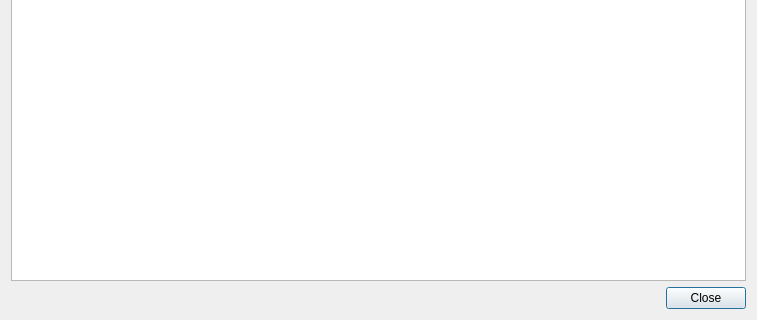
Before: the Qt Designer form src/ui/license.ui in baduhai/Koi, drawn with Qt 5; both pictures show x 0 to 757 and y 224 to 544 of the 757 by 544 pixel window.
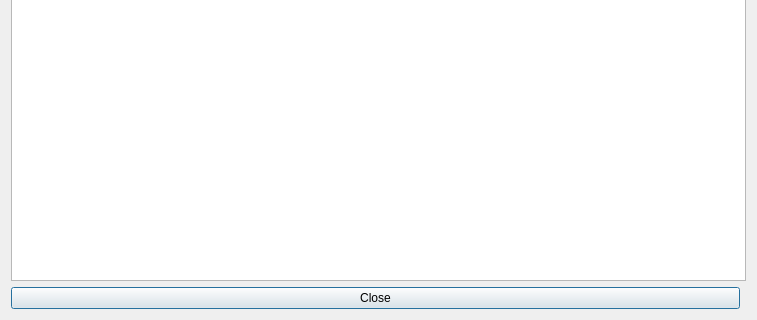
After: the same form once the commit is applied. Icons and pictures are not drawn.

The edit to the form file:
```diff
--- a/src/ui/license.ui
+++ b/src/ui/license.ui
@@ -22,25 +22,24 @@
     </widget>
    </item>
    <item row="1" column="0">
-    <spacer name="horizontalSpacer">
-     <property name="orientation">
-      <enum>Qt::Orientation::Horizontal</enum>
-     </property>
-     <property name="sizeHint" stdset="0">
-      <size>
-       <width>445</width>
-       <height>20</height>
-      </size>
-     </property>
-    </spacer>
-   </item>
-   <item row="1" column="1">
     <widget class="QPushButton" name="closeBtn">
+     <property name="sizePolicy">
+      <sizepolicy hsizetype="Expanding" vsizetype="Minimum">
+       <horstretch>0</horstretch>
+       <verstretch>0</verstretch>
+      </sizepolicy>
+     </property>
      <property name="text">
       <string>Close</string>
      </property>
      <property name="icon">
-      <iconset theme="dialog-close"/>
+      <iconset theme="QIcon::ThemeIcon::WindowClose"/>
+     </property>
+     <property name="checkable">
+      <bool>false</bool>
+     </property>
+     <property name="autoDefault">
+      <bool>true</bool>
      </property>
     </widget>
    </item>
```
Left out of the diff: 2 changed lines with no effect on the pictures.
